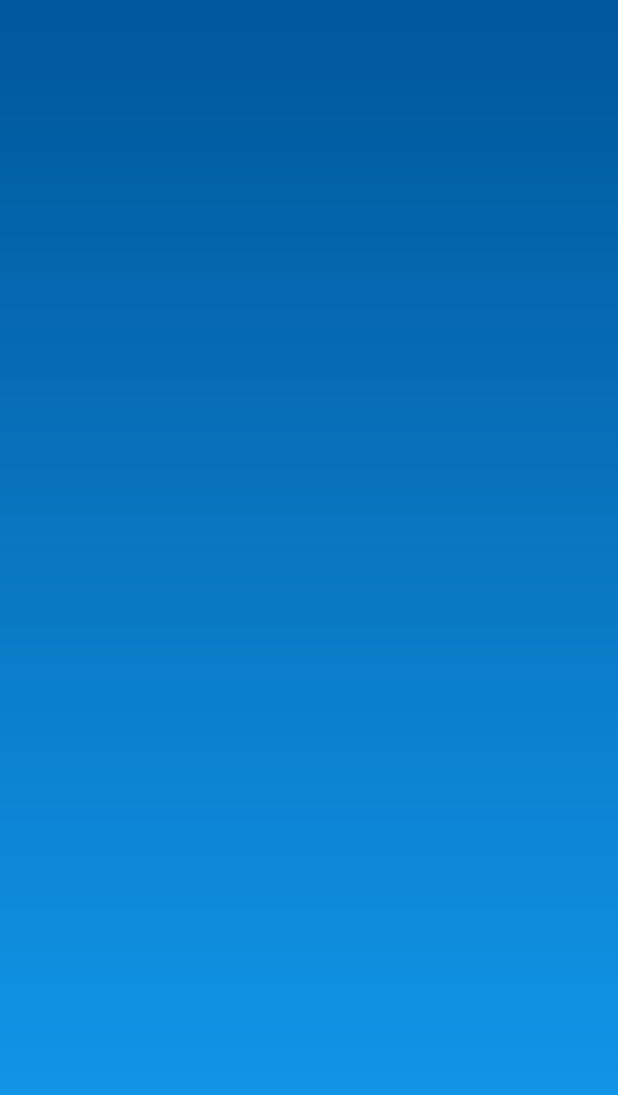
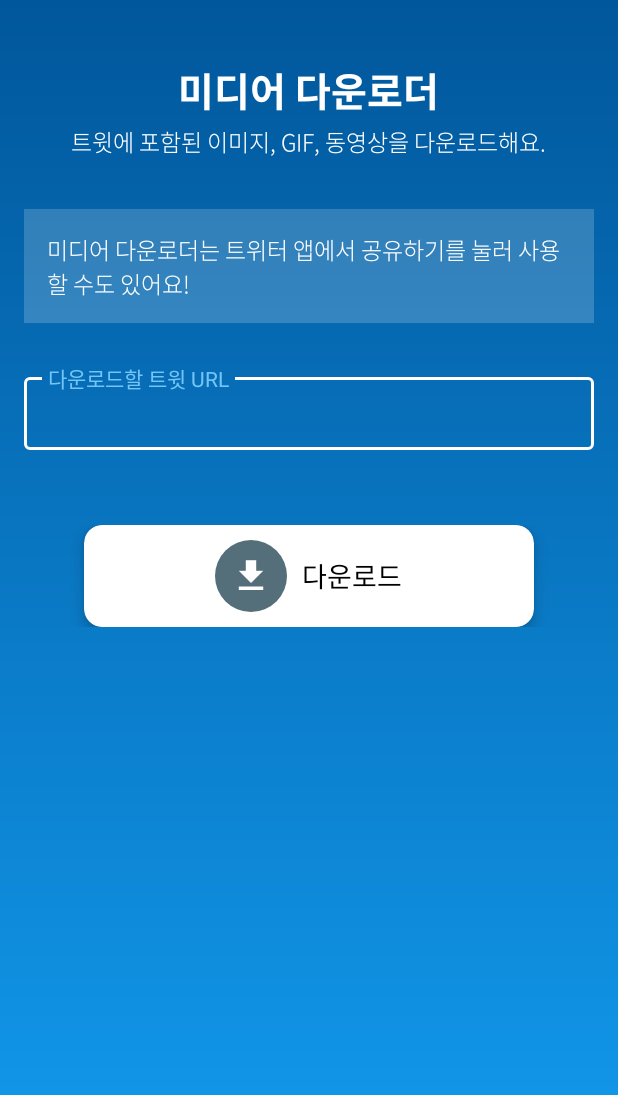
Before and after one commit to SasarinoMARi/Tweeper, an Android app: the MediaDownloadActivity screen opened directly, with no data from a screen before it, on a phone screen of 412 x 824 dp. Shown: the top 1095 px of the screen. Run offline under Robolectric (Android 15) with nearby library versions, the phone set to English and light mode, and no system bars; libraries missing offline, so code that uses them is left out: cn.pedant.

Commit message:
미디어 다운로더 UI 작성

```diff
--- a/app/src/main/AndroidManifest.xml
+++ b/app/src/main/AndroidManifest.xml
@@ -30,7 +30,8 @@
         <activity android:name=".ScheduledTask.ScheduleManageActivity"/>
 
         <!--Media Download-->
-        <activity android:name=".MediaDownload.MediaDownloadActivity">
+        <activity android:name=".MediaDownload.MediaDownloadActivity"
+            android:label="@string/MediaDownloader">
             <intent-filter>
                 <action android:name="android.intent.action.SEND"/>
                 <category android:name="android.intent.category.DEFAULT"/>
--- a/app/src/main/java/com/sasarinomari/tweeper/DashboardActivity.kt
+++ b/app/src/main/java/com/sasarinomari/tweeper/DashboardActivity.kt
@@ -24,6 +24,7 @@ import com.sasarinomari.tweeper.Analytics.AnalyticsActivity
 import com.sasarinomari.tweeper.Base.BaseActivity
 import com.sasarinomari.tweeper.Billing.AdRemover
 import com.sasarinomari.tweeper.Billing.BillingActivity
+import com.sasarinomari.tweeper.MediaDownload.MediaDownloadActivity
 import com.sasarinomari.tweeper.SimplizatedClass.User
 import com.takusemba.spotlight.OnSpotlightListener
 import com.takusemba.spotlight.Spotlight
@@ -48,6 +49,9 @@ class DashboardActivity : BaseActivity() {
         }
         button_tweetReport.setOnClickListener {
             startActivity(Intent(this, AnalyticsActivity::class.java))
+        }
+        button_mediaDownload.setOnClickListener {
+            startActivity(Intent(this, MediaDownloadActivity::class.java))
         }
         button_removeFriends.setOnClickListener {
             startActivity(Intent(this, ChainBlockActivity::class.java))
--- a/app/src/main/java/com/sasarinomari/tweeper/MediaDownload/MediaDownloadActivity.kt
+++ b/app/src/main/java/com/sasarinomari/tweeper/MediaDownload/MediaDownloadActivity.kt
@@ -1,28 +1,22 @@
 package com.sasarinomari.tweeper.MediaDownload
 
-import android.app.Notification
-import android.app.NotificationManager
-import android.app.PendingIntent
-import android.content.Context
 import android.content.Intent
-import android.net.Uri
 import android.os.Build
 import android.os.Bundle
-import android.os.Environment
 import android.util.Log
-import android.webkit.MimeTypeMap
 import android.widget.Toast
-import androidx.appcompat.app.AppCompatActivity
-import androidx.core.app.NotificationCompat
-import com.github.kittinunf.fuel.Fuel
-import com.sasarinomari.tweeper.Authenticate.AuthData
+import androidx.core.content.ContextCompat
+import com.sasarinomari.tweeper.Base.BaseActivity
 import com.sasarinomari.tweeper.Permission.PermissionHelper
 import com.sasarinomari.tweeper.R
-import com.sasarinomari.tweeper.TwitterAdapter
-import twitter4j.MediaEntity
-import java.io.File
+import kotlinx.android.synthetic.main.activity_media_download.*
+import kotlinx.android.synthetic.main.fragment_card_button.view.*
+import kotlinx.android.synthetic.main.fragment_title_with_desc.view.*
 
-open class MediaDownloadActivity : AppCompatActivity() {
+open class MediaDownloadActivity : BaseActivity() {
+
+    var layoutInitialized = false
+
     override fun onCreate(savedInstanceState: Bundle?) {
         super.onCreate(savedInstanceState)
 
@@ -41,9 +35,20 @@ open class MediaDownloadActivity : AppCompatActivity() {
                 /**
                  * 공유하기를 통해 오지 않은 경우 UI를 초기화하고 직접 url을 입력받습니다.
                  */
-                setContentView(R.layout.full_recycler_view)
+                setContentView(R.layout.activity_media_download)
+                layoutInitialized = true
 
-                downloadMedia("https://twitter.com/khm_bl/status/1284334328080732161?s=20")
+                layout_title.title_text.text = getString(R.string.MediaDownloader)
+                layout_title.title_description.text = getString(R.string.MediaDownloaderDescription)
+
+                layout_button.cardbutton_image.setOvalColor(ContextCompat.getColor(this@MediaDownloadActivity, R.color.bluegrey))
+                layout_button.cardbutton_image.setImageResource(R.drawable.download)
+                layout_button.cardbutton_text.text = getString(R.string.Download)
+                layout_button.setOnClickListener {
+                    val url = input_url.text.toString()
+                    downloadMedia(url)
+                    input_url.setText("")
+                }
             }
         }
     }
@@ -53,13 +58,22 @@ open class MediaDownloadActivity : AppCompatActivity() {
      * 잘못된 url로 요청되었을 경우.
      */
     private fun invalidUrl() {
-        TODO("Not yet implemented")
+        runOnUiThread {
+            if(layoutInitialized) {
+                da.error(getString(R.string.Error), getString(R.string.InvalidUrl)).show()
+            }
+            else {
+                Toast.makeText(this, getString(R.string.InvalidUrl), Toast.LENGTH_LONG).show()
+                finish()
+            }
+        }
     }
 
     /**
      * url로부터 status id만을 추출합니다.
      */
     private fun getStatusId(url: String): Long {
+        if(url.isEmpty()) return -1
         val b = url.substringAfterLast("/")
         val regex = """[0-9]+""".toRegex()
         val matchResult = regex.find(b)?.value ?: return -1
@@ -74,6 +88,7 @@ open class MediaDownloadActivity : AppCompatActivity() {
         val id = getStatusId(url)
         if (id == (-1).toLong()) {
             invalidUrl()
+            return
         }
 
         val i = Intent(this, MediaDownloadService::class.java)
--- a/app/src/main/java/com/sasarinomari/tweeper/TwitterErrorCode.kt
+++ b/app/src/main/java/com/sasarinomari/tweeper/TwitterErrorCode.kt
@@ -1,5 +1,8 @@
 package com.sasarinomari.tweeper
 
+enum class TwitterStatusCode(val code: Int) {
+    OK(20), NotFound(404)
+}
 enum class TwitterErrorCode(val code: Int)  {
     RateLlimitExceeded(88), UserNotFound(50)
 }
--- /dev/null
+++ b/app/src/main/res/drawable/download.xml
@@ -0,0 +1,8 @@
+<!-- drawable/download.xml -->
+<vector xmlns:android="http://schemas.android.com/apk/res/android"
+    android:height="24dp"
+    android:width="24dp"
+    android:viewportWidth="24"
+    android:viewportHeight="24">
+    <path android:fillColor="@color/white" android:pathData="M5,20H19V18H5M19,9H15V3H9V9H5L12,16L19,9Z" />
+</vector>
--- a/app/src/main/res/layout/activity_chain_block.xml
+++ b/app/src/main/res/layout/activity_chain_block.xml
@@ -46,7 +46,7 @@
         android:layout_width="match_parent"
         android:layout_height="0dp"
         android:layout_weight="1"
-        android:visibility="gone">
+        android:visibility="visible">
 
         <com.google.android.material.textfield.TextInputLayout
             android:id="@+id/_input1"
@@ -59,6 +59,7 @@
             app:layout_constraintLeft_toLeftOf="parent"
             app:layout_constraintRight_toRightOf="parent"
             app:hintTextAppearance="@style/WhitecolorText"
+            android:theme="@style/WhiteTextInputLayout"
             app:layout_constraintTop_toTopOf="parent">
 
             <com.google.android.material.textfield.TextInputEditText
@@ -88,6 +89,7 @@
 
     <ScrollView
         android:id="@+id/layout_second"
+        android:visibility="gone"
         android:layout_width="match_parent"
         android:layout_height="match_parent">
 
--- /dev/null
+++ b/app/src/main/res/layout/activity_media_download.xml
@@ -0,0 +1,64 @@
+<?xml version="1.0" encoding="utf-8"?>
+<LinearLayout xmlns:android="http://schemas.android.com/apk/res/android"
+    android:layout_width="match_parent"
+    android:layout_height="match_parent"
+    xmlns:app="http://schemas.android.com/apk/res-auto"
+    xmlns:tools="http://schemas.android.com/tools"
+    android:background="@drawable/gradient_title"
+    android:paddingLeft="@dimen/activity_horizontal_padding"
+    android:paddingTop="@dimen/activity_vertical_padding"
+    android:paddingRight="@dimen/activity_horizontal_padding"
+    android:paddingBottom="@dimen/activity_vertical_padding"
+    tools:context=".MediaDownload.MediaDownloadActivity"
+    android:orientation="vertical">
+
+    <include
+        android:id="@+id/layout_title"
+        android:layout_width="match_parent"
+        android:layout_height="wrap_content"
+        layout="@layout/fragment_title_with_desc"/>
+
+
+    <TextView
+        android:layout_marginTop="20dp"
+        android:layout_gravity="center_horizontal"
+        android:layout_width="wrap_content"
+        android:layout_height="wrap_content"
+        android:fontFamily="@font/noto_sans_light"
+        android:text="@string/MediaDownloaderGuide"
+        android:textColor="@color/white"
+        android:background="@color/lightBackground"
+        android:padding="15dp"
+        android:textSize="15sp"/>
+
+
+    <com.google.android.material.textfield.TextInputLayout
+        android:id="@+id/_input1"
+        android:layout_marginTop="30dp"
+        style="@style/Widget.MaterialComponents.TextInputLayout.OutlinedBox"
+        android:layout_width="match_parent"
+        android:layout_height="wrap_content"
+        android:layout_gravity="center_horizontal"
+        app:hintTextAppearance="@style/WhitecolorText"
+        app:boxStrokeColor="@color/white"
+        android:theme="@style/WhiteTextInputLayout"
+        app:layout_constraintTop_toTopOf="parent">
+
+        <com.google.android.material.textfield.TextInputEditText
+            android:id="@+id/input_url"
+            android:layout_width="match_parent"
+            android:layout_height="wrap_content"
+            android:textColor="@color/white"
+            android:hint="@string/DownloaderUrlHint"
+            android:inputType="text"/>
+
+    </com.google.android.material.textfield.TextInputLayout>
+
+    <include
+        android:layout_marginTop="50dp"
+        android:id="@+id/layout_button"
+        android:layout_width="match_parent"
+        android:layout_height="wrap_content"
+        layout="@layout/fragment_card_button"/>
+
+</LinearLayout>
--- a/app/src/main/res/values/colors.xml
+++ b/app/src/main/res/values/colors.xml
@@ -19,4 +19,5 @@
     <color name="purple">#ba68c8</color>
     <color name="red">#e53935</color>
     <color name="yellow">#FFD600</color>
+    <color name="bluegrey">#546e7a</color>
 </resources>
--- a/app/src/main/res/values/strings.xml
+++ b/app/src/main/res/values/strings.xml
@@ -159,4 +159,10 @@
     <string name="FetchingStatus">트윗을 가져오는 중입니다.</string>
     <string name="FetchingMedia">미디어를 저장하는 중입니다 (%1$d\%%)</string>
     <string name="MediaDownloader">미디어 다운로더</string>
+    <string name="MediaDownloaderDescription">트윗에 포함된 이미지, GIF, 동영상을 다운로드해요.</string>
+    <string name="MediaDownloaderGuide">미디어 다운로더는 트위터 앱에서 공유하기를 눌러 사용할 수도 있어요!</string>
+    <string name="DownloaderUrlHint">다운로드할 트윗 URL</string>
+    <string name="Download">다운로드</string>
+    <string name="InvalidUrl">유효하지 않은 URL입니다. 트윗 URL을 입력해주세요.</string>
+    <string name="StatusNotFound">트윗을 조회할 수 없었습니다. 올바른 URL이 입력되었는지, 트윗지기에 로그인한 계정이 해당 트윗을 볼 수 있는지 확인해주세요.</string>
 </resources>
--- a/app/src/main/res/values/styles.xml
+++ b/app/src/main/res/values/styles.xml
@@ -6,6 +6,10 @@
         <item name="android:colorBackground">@color/colorPrimaryDark</item>
     </style>
 
+    <style name="WhiteTextInputLayout" parent="Widget.MaterialComponents.TextInputLayout.OutlinedBox.Dense">
+        <item name="boxStrokeColor">#fff</item>
+        <item name="boxStrokeWidth">2dp</item>
+    </style>
     <style name="WhitecolorText" parent="TextAppearance.AppCompat" >
         <item name="android:textColor">@color/white</item>
     </style>
```
Also changed, not shown: app/src/main/java/com/sasarinomari/tweeper/MediaDownload/MediaDownloadService.kt (+37 -5 lines), app/src/main/java/com/sasarinomari/tweeper/TwitterAdapter.kt (+24 -1 lines), app/src/main/java/com/sasarinomari/tweeper/TwitterExceptionHandler.kt (+10 -2 lines), app/src/main/res/layout/activity_dashboard.xml (+11 -0 lines).
